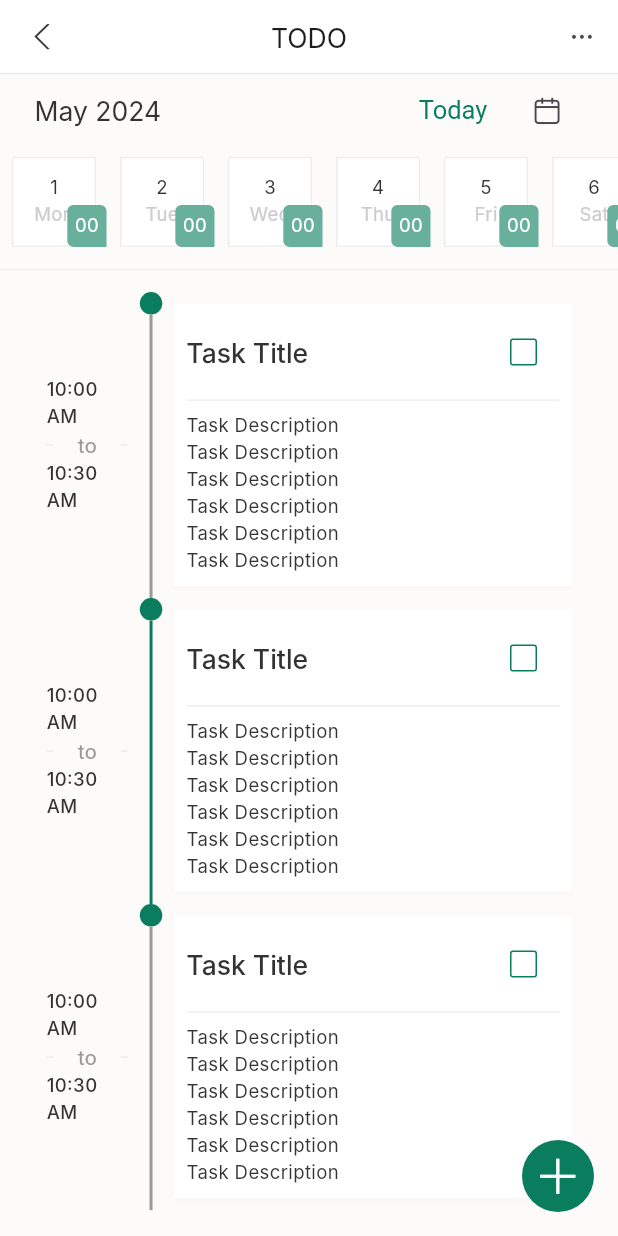
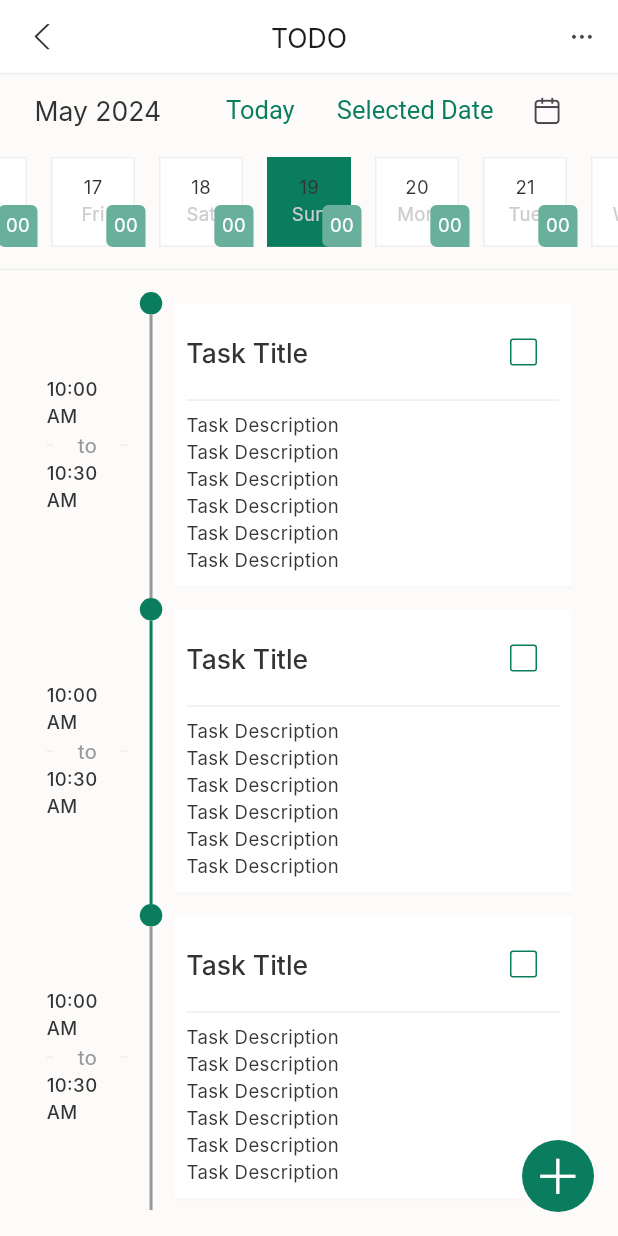
Before and after one commit to ishafiul/flutter_with_graphql, a Flutter app: the screen it shows after launch, after a tap on "Your Todo", on a phone screen of 412 x 824 dp. Run offline on Flutter 3.47's test engine with Material 3 defaults, Android fonts, the phone set to English and light mode, and no system bars; drawn by our look-alikes of scroll_to_index, timelines; our stand-ins replace bloc, device_info_plus, dio, firebase_auth, firebase_core, firebase_messaging and 19 more; missing offline and left inert: fresh_graphql; accounts and stored records are empty; generated files the repository leaves out were written again; Roboto replaces fonts that are missing (Arial, Inter); statements that could not run were skipped.

Commit message:
style(todo): date timeline
- added go to selected date
- update month and date on-scroll
- center selected date

```diff
--- a/task_craft/lib/module/todo/presentation/todo_screen.dart
+++ b/task_craft/lib/module/todo/presentation/todo_screen.dart
@@ -1,3 +1,4 @@
+import 'package:flutter/cupertino.dart';
 import 'package:flutter/material.dart';
 import 'package:flutter_hooks/flutter_hooks.dart';
 import 'package:flutter_screenutil/flutter_screenutil.dart';
@@ -12,6 +13,7 @@ import 'package:task_craft/core/widgets/button/button.dart';
 import 'package:task_craft/core/widgets/mesure_widget.dart';
 import 'package:task_craft/module/todo/presentation/widgets/date_timeline.dart';
 import 'package:task_craft/module/todo/presentation/widgets/task_content.dart';
+
 final DateTimelineController dateController = DateTimelineController();
 final _formKey = GlobalKey<FormState>();
 GlobalKey<ScaffoldState> homePageScaffoldKey = GlobalKey<ScaffoldState>();
@@ -26,20 +28,8 @@ class TodoScreen extends HookWidget {
           Rect.fromLTRB(0, 0, 0, MediaQuery.of(context).padding.bottom),
       axis: Axis.horizontal,
     );
-
-
-    final DateTime initialDate = DateTime(2024);
-    final isMounted = useIsMounted();
-    final selectedIndex = useState(0);
-    final selectedDate = useState(DateTime.now());
-    Widget wrapScrollTag({required int index, required Widget child}) =>
-        AutoScrollTag(
-          key: ValueKey(index),
-          controller: controller,
-          index: index,
-          child: child,
-        );
-
+    final ValueNotifier<DateTime> selectedDate =
+        ValueNotifier<DateTime>(DateTime.now());
     useEffect(() {
       return null;
     });
@@ -76,9 +66,15 @@ class TodoScreen extends HookWidget {
               child: Row(
                 mainAxisAlignment: MainAxisAlignment.spaceBetween,
                 children: [
-                  Text(
-                    DateFormat('MMMM yyyy').format(selectedDate.value),
-                    style: context.textTheme.titleLarge,
+                  ValueListenableBuilder(
+                    valueListenable: selectedDate,
+                    builder:
+                        (BuildContext context, DateTime value, Widget? child) {
+                      return Text(
+                        DateFormat('MMM yyyy').format(value),
+                        style: context.textTheme.titleLarge,
+                      );
+                    },
                   ),
                   Row(
                     children: [
@@ -95,7 +91,23 @@ class TodoScreen extends HookWidget {
                           );
                           selectedDate.value = DateTime.now();
                           selectedIndex.value = initialIndex;*/
-                          dateController.animateToDate(DateTime.now());
+                          await dateController.animateToDate(DateTime.now());
+                        },
+                      ),
+                      Button.primary(
+                        child: const Text('Selected Date'),
+                        onPressed: () async {
+                          /*final int initialIndex =
+                              DateTime.now().difference(initialDate).inDays;
+
+                          await controller.scrollToIndex(
+                            initialIndex,
+                            preferPosition: AutoScrollPosition.middle,
+                            duration: const Duration(milliseconds: 100),
+                          );
+                          selectedDate.value = DateTime.now();
+                          selectedIndex.value = initialIndex;*/
+                          dateController.animateToSelection();
                         },
                       ),
                       IconButton(
@@ -123,23 +135,14 @@ class TodoScreen extends HookWidget {
                                           DateRangePickerSelectionChangedArgs
                                               dateRangePickerSelectionChangedArgs,
                                         ) async {
-                                          selectedDate.value = DateTime.parse(
-                                            dateRangePickerSelectionChangedArgs
-                                                .value
-                                                .toString(),
+                                          context.pop();
+                                          await dateController.animateToDate(
+                                            DateTime.parse(
+                                              dateRangePickerSelectionChangedArgs
+                                                  .value
+                                                  .toString(),
+                                            ),
                                           );
-                                          final int index = selectedDate.value
-                                              .difference(initialDate)
-                                              .inDays;
-
-                                          await controller.scrollToIndex(
-                                            index,
-                                            preferPosition:
-                                                AutoScrollPosition.middle,
-                                            duration: const Duration(
-                                                milliseconds: 100),
-                                          );
-                                          context.pop();
                                         },
                                         selectionShape:
                                             DateRangePickerSelectionShape
@@ -166,6 +169,9 @@ class TodoScreen extends HookWidget {
               },
               child: DateTimeLine(
                 controller: dateController,
+                visibleDate: (date) {
+                  selectedDate.value = date;
+                },
               ),
             ),
             if (dateTimeLineConstraints.value != null)
--- a/task_craft/lib/module/todo/presentation/widgets/date_timeline.dart
+++ b/task_craft/lib/module/todo/presentation/widgets/date_timeline.dart
@@ -3,14 +3,17 @@ import 'package:flutter/material.dart';
 import 'package:flutter_screenutil/flutter_screenutil.dart';
 import 'package:intl/intl.dart';
 import 'package:scroll_to_index/scroll_to_index.dart';
+import 'package:task_craft/bootstrap.dart';
 import 'package:task_craft/core/config/colors.dart';
 import 'package:task_craft/core/utils/extention.dart';
 import 'package:task_craft/core/widgets/devider/divider.dart';
 
 class DateTimeLine extends StatefulWidget {
-  const DateTimeLine({super.key, this.controller});
+  const DateTimeLine({super.key, this.controller, this.visibleDate});
 
   final DateTimelineController? controller;
+
+  final void Function(DateTime date)? visibleDate;
 
   @override
   State<DateTimeLine> createState() => _DateTimeLineState();
@@ -18,12 +21,40 @@ class DateTimeLine extends StatefulWidget {
 
 class _DateTimeLineState extends State<DateTimeLine> {
   final ScrollController _controller = ScrollController();
-  DateTime _currentDate = DateTime.now();
+  DateTime? _currentDate;
+
+  // a function that will take a date and return a new date with only day month year
+  DateTime _getOnlyDate(DateTime date) {
+    return DateTime(date.year, date.month, date.day);
+  }
 
   @override
   void initState() {
+    _currentDate = _getOnlyDate(DateTime.now());
     widget.controller?.setDatePickerState(this);
+
+    // if widget rendered then animate to today date
+    WidgetsBinding.instance.addPostFrameCallback((timeStamp) {
+      widget.controller?.animateToDate(DateTime.now());
+    });
+    _controller.addListener(_scrollListener);
     super.initState();
+  }
+
+  void _scrollListener() {
+    if (_controller.hasClients) {
+      final double centerOffset = _controller.offset +
+          (MediaQuery.of(context).size.width / 2);
+      final DateTime visibleDate = widget.controller!.calculateDateFromOffset(centerOffset);
+      widget.visibleDate?.call(visibleDate);
+    }
+  }
+
+  void _updateCurrentDate(DateTime date) {
+    setState(() {
+      _currentDate = _getOnlyDate(date);
+      logger.d(_currentDate);
+    });
   }
 
   @override
@@ -33,23 +64,6 @@ class _DateTimeLineState extends State<DateTimeLine> {
           Rect.fromLTRB(0, 0, 0, MediaQuery.of(context).padding.bottom),
       axis: Axis.horizontal,
     );
-
-    /*final DateTime initialDate = DateTime(2024);
-    final isMounted = useIsMounted();
-    final selectedIndex = useState(0);
-    final selectedDate = useState(DateTime.now());*/
-    /*Future<void> jump() async {
-      WidgetsFlutterBinding.ensureInitialized();
-      final mounted = isMounted();
-      if (!mounted) return;
-      final int initialIndex = DateTime.now().difference(initialDate).inDays;
-      selectedIndex.value = initialIndex;
-      await controller.scrollToIndex(
-        initialIndex,
-        preferPosition: AutoScrollPosition.middle,
-        duration: const Duration(milliseconds: 1),
-      );
-    }*/
 
     Widget wrapScrollTag({required int index, required Widget child}) =>
         AutoScrollTag(
@@ -71,6 +85,7 @@ class _DateTimeLineState extends State<DateTimeLine> {
               final DateTime currentDate =
                   DateTime(2024).add(Duration(days: index));
 
+              final curentDateOnly = _getOnlyDate(currentDate);
               final isToday = DateTime(
                     currentDate.year,
                     currentDate.month,
@@ -93,7 +108,9 @@ class _DateTimeLineState extends State<DateTimeLine> {
                   height: 56,
                   width: 56.0,
                   decoration: BoxDecoration(
-                    color: Colors.white,
+                    color: _currentDate == curentDateOnly
+                        ? CColor.primary
+                        : Colors.white,
                     border: isToday
                         ? Border.all(color: CColor.primary)
                         : Border.all(
@@ -112,9 +129,7 @@ class _DateTimeLineState extends State<DateTimeLine> {
                           // 0 mean, scroll to the top, 0.5 mean, half
                           curve: Curves.easeInOutCubic,
                         );
-                        setState(() {
-                          _currentDate = currentDate;
-                        });
+                        _updateCurrentDate(currentDate);
                       },
                       child: badges.Badge(
                         badgeStyle: badges.BadgeStyle(
@@ -185,63 +200,80 @@ class DateTimelineController {
   }
 
   void jumpToSelection() {
+    assert(
+      _datePickerState != null,
+      'DatePickerController is not attached to any DatePicker View.',
+    );
+
+    // jump to the current Date
+    _datePickerState!._controller.jumpTo(
+        _calculateDateOffset(_datePickerState?._currentDate ?? DateTime.now()));
+  }
+
+  /// This function will animate the Timeline to the currently selected Date
+  void animateToSelection() {
     assert(_datePickerState != null,
         'DatePickerController is not attached to any DatePicker View.');
 
-    // jump to the current Date
-    _datePickerState!._controller
-        .jumpTo(_calculateDateOffset(_datePickerState!._currentDate));
-  }
-
-  /*/// This function will animate the Timeline to the currently selected Date
-  void animateToSelection(
-      {duration = const Duration(milliseconds: 500), curve = Curves.linear}) {
-    assert(_datePickerState != null,
-    'DatePickerController is not attached to any DatePicker View.');
-
     // animate to the current date
     _datePickerState!._controller.animateTo(
-        _calculateDateOffset(_datePickerState!._currentDate),
-        duration: duration,
-        curve: curve);
-  }*/
+        _calculateDateOffset(_datePickerState!._currentDate ?? DateTime.now()),
+        duration: const Duration(milliseconds: 200),
+        curve: Curves.easeInOut);
+  }
 
   /// This function will animate to any date that is passed as an argument
   /// In case a date is out of range nothing will happen
-  void animateToDate(DateTime date,
-      {duration = const Duration(milliseconds: 500), curve = Curves.linear}) {
-    /* assert(_datePickerState != null,
-    'DatePickerController is not attached to any DatePicker View.');
-*/
-    _datePickerState!._controller.animateTo(_calculateDateOffset(date),
-        duration: Duration(milliseconds: 500), curve: Curves.easeIn);
+  Future<void> animateToDate(
+    DateTime date, {
+    duration = const Duration(milliseconds: 200),
+    curve = Curves.linear,
+  }) async {
+    assert(
+      _datePickerState != null,
+      'DatePickerController is not attached to any DatePicker View.',
+    );
+    _datePickerState!._updateCurrentDate(date);
+    await _datePickerState!._controller.animateTo(
+      _calculateDateOffset(date),
+      duration: const Duration(milliseconds: 500),
+      curve: Curves.easeInOut,
+    );
   }
-
-  /// This function will animate to any date that is passed as an argument
-  /// this will also set that date as the current selected date
-  /* void setDateAndAnimate(DateTime date,
-      {duration = const Duration(milliseconds: 500), curve = Curves.linear}) {
-    assert(_datePickerState != null,
-    'DatePickerController is not attached to any DatePicker View.');
-
-    _datePickerState!._controller.animateTo(_calculateDateOffset(date),
-        duration: duration, curve: curve);
-
-    if (date.compareTo(_datePickerState!.widget.startDate) >= 0 &&
-        date.compareTo(_datePickerState!.widget.startDate
-            .add(Duration(days: _datePickerState!.widget.daysCount))) <=
-            0) {
-      // date is in the range
-      _datePickerState!._currentDate = date;
-    }
-  }*/
 
   /// Calculate the number of pixels that needs to be scrolled to go to the
   /// date provided in the argument
   double _calculateDateOffset(DateTime date) {
     final startDate = DateTime(2024);
+    final int daysDifference = date.difference(startDate).inDays;
 
-    final int offset = date.difference(startDate).inDays;
-    return (offset * 56) + (offset * 16);
+    // Assuming each date item is 72 pixels wide (56 + 16 padding)
+    const double dateItemWidth = 56.0;
+    const double dateItemPadding = 16.0;
+    const double totalDateItemWidth = dateItemWidth + dateItemPadding;
+
+    // Calculate the offset for the date
+    double offset = daysDifference * totalDateItemWidth;
+
+    // Calculate the half-width of the screen
+    final double screenWidth =
+        MediaQuery.of(_datePickerState!.context).size.width;
+    final double halfScreenWidth = screenWidth / 2;
+
+    // Calculate the half-width of a date item
+    const double halfDateItemWidth = totalDateItemWidth / 2;
+
+    // Adjust the offset to position the date in the middle of the screen
+    return offset -= halfScreenWidth - halfDateItemWidth;
+  }
+
+  DateTime calculateDateFromOffset(double offset) {
+    const double dateItemWidth = 56.0;
+    const double dateItemPadding = 16.0;
+    const double totalDateItemWidth = dateItemWidth + dateItemPadding;
+    final startDate = DateTime(2024);
+
+    final int daysFromStart = (offset / totalDateItemWidth).round();
+    return startDate.add(Duration(days: daysFromStart));
   }
 }
```
Also changed, not shown: 1 other file.
